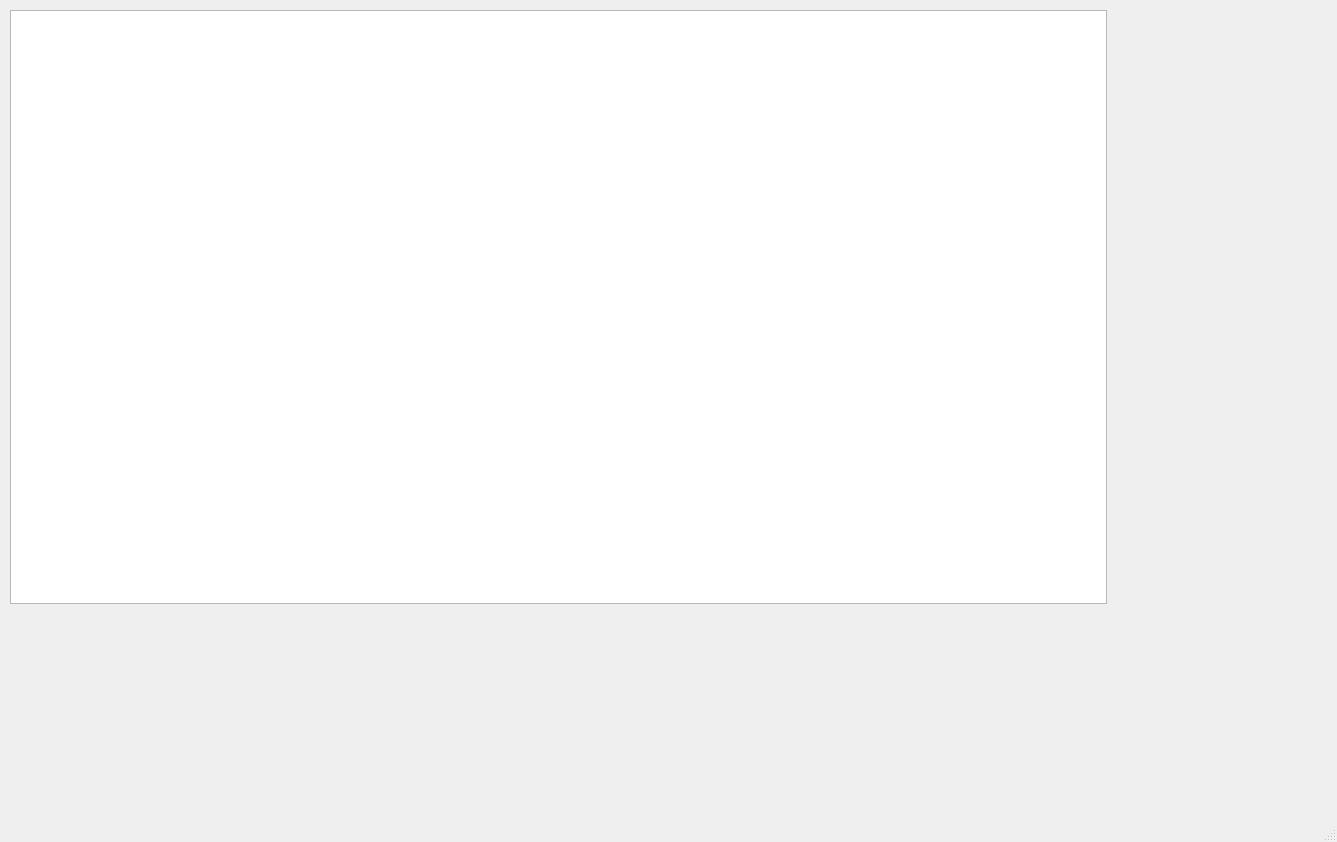
KahalaV/OTEK, file Game/mainwindow.ui: the form before one commit.
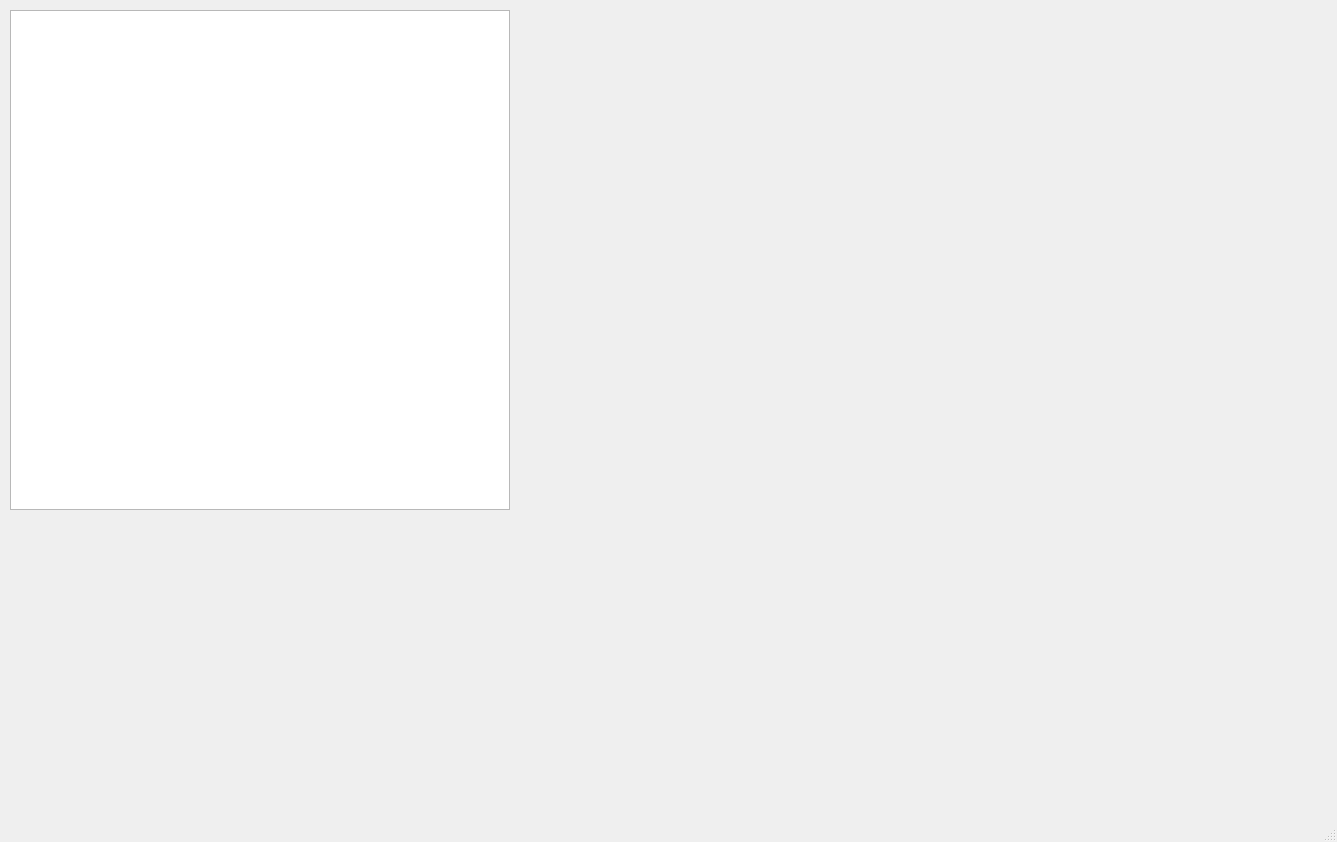
The form after the commit.

```diff
--- a/Game/mainwindow.ui
+++ b/Game/mainwindow.ui
@@ -19,8 +19,8 @@
      <rect>
       <x>10</x>
       <y>10</y>
-      <width>1097</width>
-      <height>594</height>
+      <width>500</width>
+      <height>500</height>
      </rect>
     </property>
     <property name="sizePolicy">
```
Left out of the diff: 2 changed lines with no effect on the pictures.
